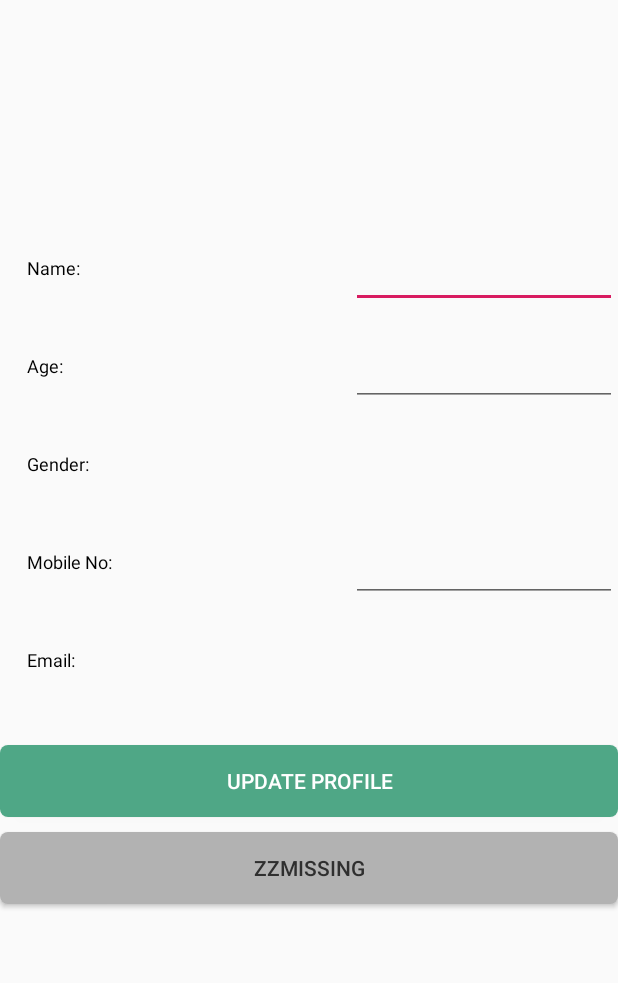
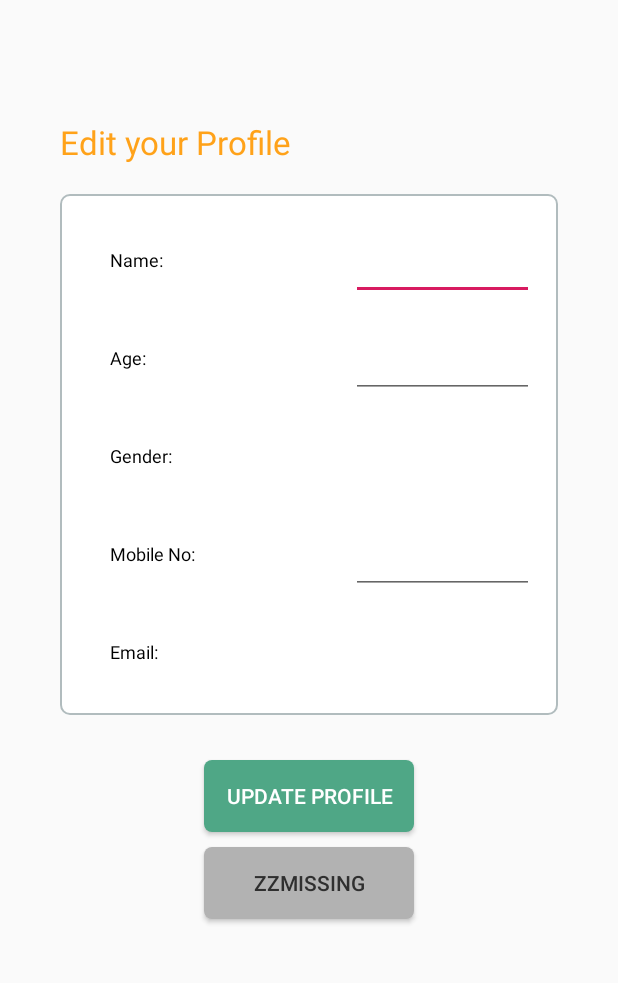
Before and after one commit to koo5590/SGSports, an Android app: the EditProfileActivity screen opened directly, with no data from a screen before it, on a phone screen of 412 x 824 dp, the part 84-1067 px from its top. Run offline under Robolectric (Android 15) with nearby library versions, the phone set to English and light mode, and no system bars; our stand-ins replace Firebase (no records; nobody signed in at launch, a user with empty details on screens opened directly); 2 statements that could not run were skipped.

Commit message:
ui_updated2

```diff
--- a/app/src/main/res/layout/activity_editprof.xml
+++ b/app/src/main/res/layout/activity_editprof.xml
@@ -1,13 +1,31 @@
 <?xml version="1.0" encoding="utf-8"?>
-<TableLayout xmlns:android="http://schemas.android.com/apk/res/android"
+
+<LinearLayout
+    xmlns:android="http://schemas.android.com/apk/res/android"
+    android:layout_height="match_parent"
+    android:layout_width="match_parent"
+    android:padding="40dp"
+    android:orientation="vertical">
+
+    <TextView
+        android:layout_width="match_parent"
+        android:layout_height="wrap_content"
+        android:layout_marginTop="40dp"
+        android:layout_marginBottom="20dp"
+        android:textSize="22sp"
+        android:textColor="@color/textAccent"
+        android:text="Edit your Profile"/>
+
+    <TableLayout
         android:id="@+id/simpleTableLayout"
         android:layout_width="match_parent"
-    android:layout_height="match_parent"
+        android:layout_height="wrap_content"
+        android:background="@drawable/round"
+        android:padding="15dp"
         android:stretchColumns="*"> <!-- stretch the second column of the layout-->
 
         <!-- first row of the table layout-->
         <TableRow
-        android:layout_marginTop="150dp"
             android:id="@+id/firstRow"
             android:layout_width="fill_parent"
             android:layout_height="wrap_content">
@@ -24,7 +42,6 @@
                 android:textSize="12sp" />
 
             <EditText
-
                 android:id="@+id/nameProf"
                 android:layout_width="wrap_content"
                 android:layout_height="wrap_content"
@@ -149,12 +166,13 @@
                 android:textSize="14sp" />
 
         </TableRow>
+    </TableLayout>
 
     <Button
         android:layout_marginTop="30dp"
         android:layout_gravity="center"
         android:id="@+id/updateB"
-        android:layout_width="wrap_content"
+        android:layout_width="140dp"
         android:layout_height="wrap_content"
         android:background="@drawable/round_button"
         android:textColor="#ffffff"
@@ -164,10 +182,10 @@
         android:layout_marginTop="10dp"
         android:layout_gravity="center"
         android:id="@+id/cancelB"
-        android:layout_width="wrap_content"
+        android:layout_width="140dp"
         android:layout_height="wrap_content"
         android:background="@drawable/round_button3"
         android:textColor="#2F2F2F"
         android:text="@string/com_facebook_loginview_cancel_action"/>
 
-</TableLayout>
+</LinearLayout>
```
Lines whose indentation alone changed are shown as unchanged.
